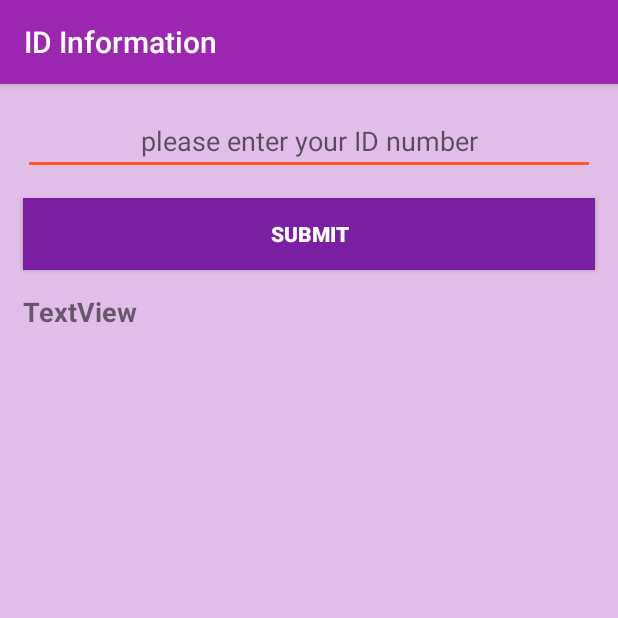
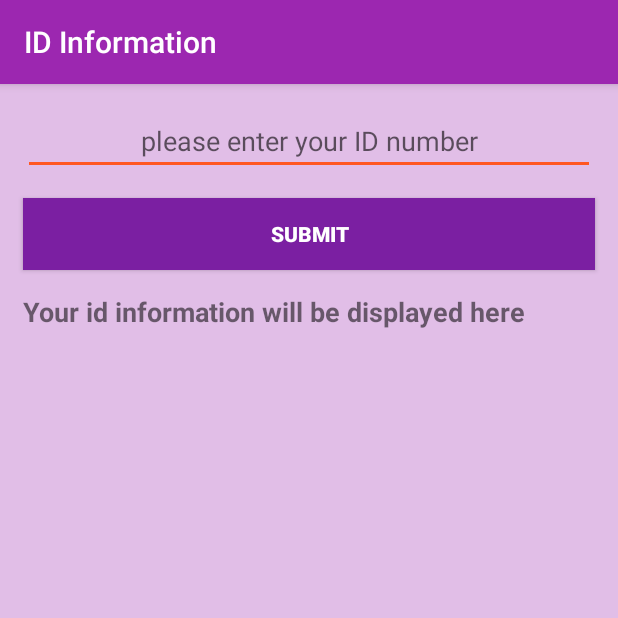
Before and after one commit to MJerezFlores/IDIdentificationAndroid, an Android app: the screen it shows after launch (MainActivity), on a phone screen of 412 x 824 dp, the top half of it. Run offline under Robolectric (Android 15) with nearby library versions, the phone set to English and light mode, and no system bars.

Commit message:
Components connected between theirs

```diff
--- a/app/src/main/java/com/macarena/idinformation/MainActivity.java
+++ b/app/src/main/java/com/macarena/idinformation/MainActivity.java
@@ -2,12 +2,42 @@ package com.macarena.idinformation;
 
 import android.support.v7.app.AppCompatActivity;
 import android.os.Bundle;
+import android.view.View;
+import android.widget.EditText;
+import android.widget.TextView;
 
 public class MainActivity extends AppCompatActivity {
+
+    EditText etID;
+    TextView tvMessage;
 
     @Override
     protected void onCreate(Bundle savedInstanceState) {
         super.onCreate(savedInstanceState);
         setContentView(R.layout.main_activity);
+
+        etID = (EditText) findViewById(R.id.etID);
+        tvMessage = (TextView) findViewById(R.id.tvMessage);
+    }
+
+    public void btnSubmit_OnClick(View v){
+
+        String data = etID.getText().toString();
+
+        String DOB = data.substring(0, 6);
+
+        int gender = Integer.parseInt(data.charAt(6)+"");
+        String sGender;
+        sGender = (gender >=5) ? "Male" : "Female";
+
+        int nationality = Integer.parseInt(data.charAt(10)+"");
+        String sNationality;
+        sNationality= (nationality==0) ? "South African" : "Permanent Resident";
+
+        tvMessage.setText("Your information from your ID number: \n" +
+                            "Date of Birth: " +DOB+ "\n" +
+                            "Gender: " +sGender+ "\n" +
+                            "Nationality: " +sNationality);
+
     }
 }
--- a/app/src/main/res/layout/main_activity.xml
+++ b/app/src/main/res/layout/main_activity.xml
@@ -20,7 +20,7 @@
         android:hint="@string/hint_id"
         android:inputType="number" />
 
-     <Button
+    <Button
         android:id="@+id/button2"
         android:layout_width="match_parent"
         android:layout_height="wrap_content"
@@ -28,6 +28,7 @@
         android:layout_marginRight="15dp"
         android:layout_marginTop="15dp"
         android:background="@color/colorPrimaryDark"
+        android:onClick="btnSubmit_OnClick"
         android:text="@string/submit_button"
         android:textColor="#FFFFFF"
         android:textStyle="normal|bold" />
@@ -39,7 +40,7 @@
         android:layout_marginLeft="15dp"
         android:layout_marginRight="15dp"
         android:layout_marginTop="15dp"
-        android:text="TextView"
+        android:text="@string/textview"
         android:textSize="18sp"
         android:textStyle="normal|bold" />
 </LinearLayout>
--- a/app/src/main/res/values/strings.xml
+++ b/app/src/main/res/values/strings.xml
@@ -2,4 +2,5 @@
     <string name="app_name">"ID Information "</string>
     <string name="hint_id">please enter your ID number</string>
     <string name="submit_button">Submit</string>
+    <string name="textview">Your id information will be displayed here</string>
 </resources>
```
